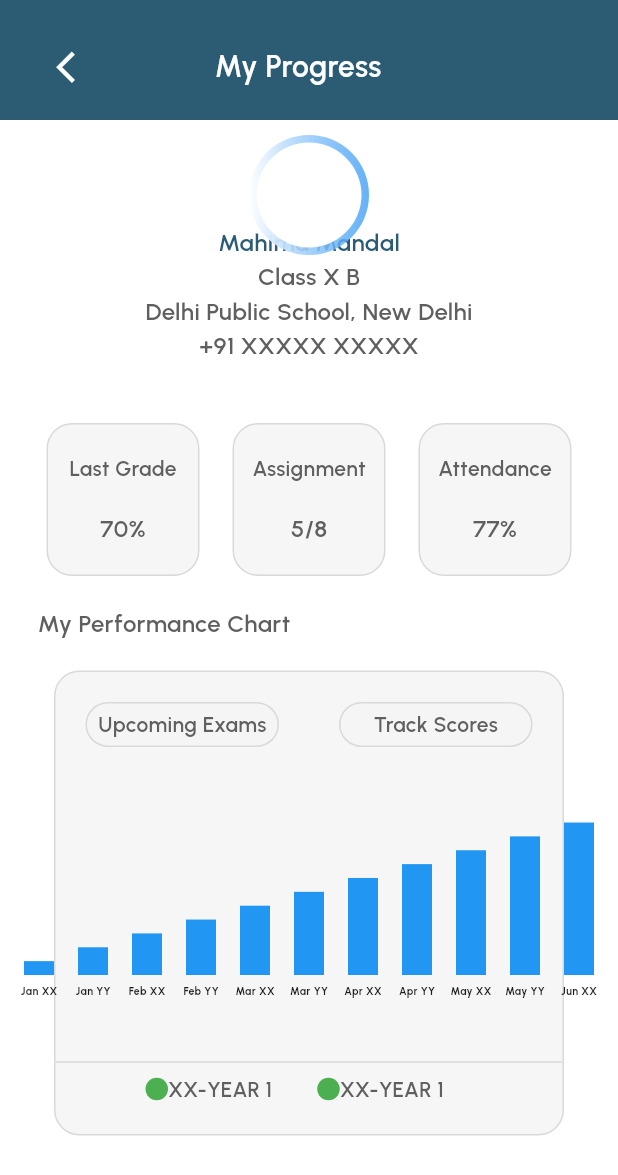
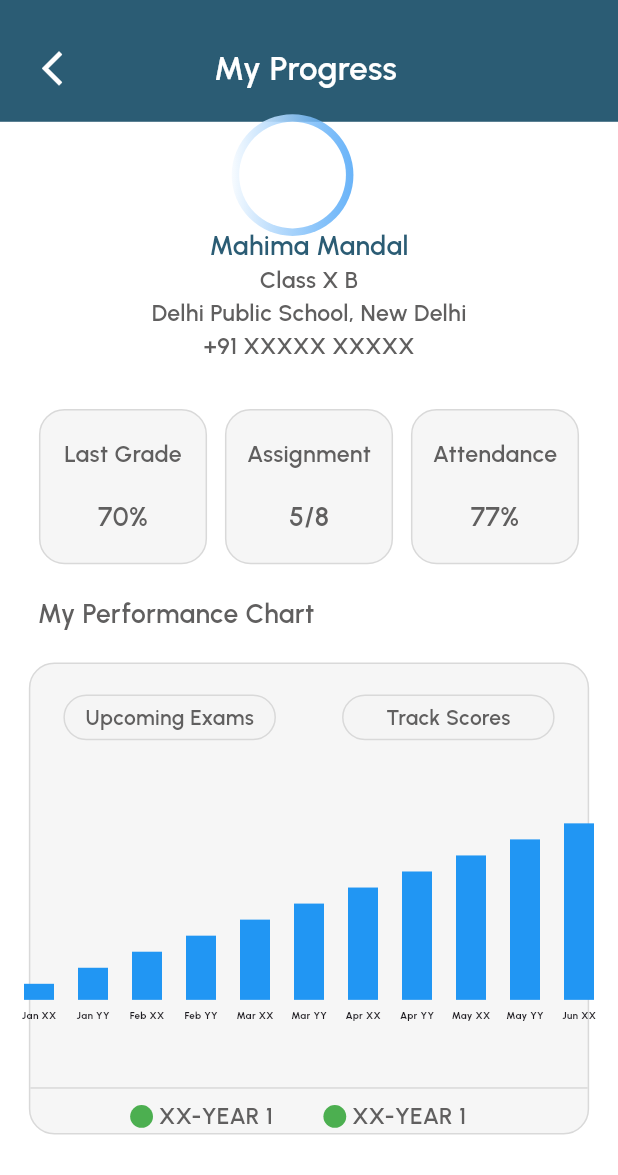
Before and after one commit to SaloniNaik15/uthix_app, a Flutter app: the ProgressTracking screen opened directly, on a phone screen of 412 x 824 dp. Shown: the top 1175 px of the screen. Run offline on Flutter 3.47's test engine with Material 3 defaults, Android fonts, the phone set to English and light mode, and no system bars; drawn by our look-alikes of fl_chart; our stand-ins replace cached_network_image, dio, file_picker, flutter_image_compress, flutter_screenutil, flutter_spinkit and 4 more; missing offline and left inert: razorpay_flutter; accounts and stored records are empty; network calls fail.

Commit message:
UI Changes

```diff
--- a/lib/view/Student_Pages/Buy_Books/Coupons.dart
+++ b/lib/view/Student_Pages/Buy_Books/Coupons.dart
@@ -126,7 +126,7 @@ class _CouponsScreenState extends State<CouponsScreen> {
                         });
                       },
                       child: Container(
-                        margin: EdgeInsets.symmetric(horizontal: 5.w),
+                        margin: EdgeInsets.symmetric(horizontal: 5),
                         padding: EdgeInsets.symmetric(
                             horizontal: 30.w, vertical: 8.h),
                         decoration: BoxDecoration(
--- a/lib/view/Student_Pages/HomePages/HomePage.dart
+++ b/lib/view/Student_Pages/HomePages/HomePage.dart
@@ -3,6 +3,7 @@
 import 'dart:developer';
 
 import 'package:flutter/material.dart';
+import 'package:flutter_screenutil/flutter_screenutil.dart';
 import 'package:google_fonts/google_fonts.dart';
 import 'package:shared_preferences/shared_preferences.dart';
 import 'package:uthix_app/UpcomingPage.dart';
@@ -182,7 +183,7 @@ class _HomePagesState extends State<HomePages> {
             ),
           ),
           Positioned.fill(
-            top: 100,
+            top: 50.h,
             child: Align(
               alignment: Alignment.topCenter,
               child: Padding(
--- a/lib/view/Student_Pages/Progress/progress_tracking.dart
+++ b/lib/view/Student_Pages/Progress/progress_tracking.dart
@@ -2,6 +2,7 @@
 
 import 'package:fl_chart/fl_chart.dart';
 import 'package:flutter/material.dart';
+import 'package:flutter_screenutil/flutter_screenutil.dart';
 import 'package:google_fonts/google_fonts.dart';
 
 class ProgressTracking extends StatefulWidget {
@@ -14,8 +15,8 @@ class ProgressTracking extends StatefulWidget {
 class _ProgressTrackingState extends State<ProgressTracking> {
   Widget _buildCategoryContainer(String title) {
     return Container(
-      height: 30,
-      width: 129,
+      height: 30.h,
+      width: 129.w,
       decoration: BoxDecoration(
         color: Color.fromRGBO(245, 245, 245, 1),
         border: Border.all(color: Color.fromRGBO(217, 217, 217, 1)),
@@ -58,44 +59,48 @@ class _ProgressTrackingState extends State<ProgressTracking> {
         Scaffold(
           backgroundColor: Colors.white,
           appBar: PreferredSize(
-            preferredSize: const Size.fromHeight(80), // Custom AppBar height
+            preferredSize:  Size.fromHeight(80.h), // Custom AppBar height
             child: AppBar(
               backgroundColor: const Color.fromRGBO(43, 92, 116, 1),
               elevation: 0, // Removes shadow
 
               automaticallyImplyLeading: false, // Removes default back arrow
               flexibleSpace: Padding(
-                padding: const EdgeInsets.only(
-                    top: 10, left: 20, right: 30), // Adjust for top alignment
+                padding:  EdgeInsets.only(
+                    top: 10.h, left: 10.w, right: 10.w), // Adjust for top alignment
                 child: Row(
+                  mainAxisAlignment: MainAxisAlignment.spaceBetween,
                   children: [
-                    Center(
-                      child: IconButton(
-                        icon: const Icon(
+                    IconButton(
+                      icon: Icon(
                         Icons.arrow_back_ios_outlined,
-                          size: 25,
+                        size: 25.sp,
                         color: Colors.white,
                       ),
                       onPressed: () {
                         Navigator.pop(context);
                       },
                     ),
-                    ),
-                    const SizedBox(width: 75),
-                    Text(
+                    Expanded(
+                      child: Center(
+                        child: Text(
                           "My Progress",
                           style: GoogleFonts.urbanist(
-                        fontSize: 20,
+                            fontSize: 20.sp,
                             fontWeight: FontWeight.w600,
                             color: Colors.white,
                           ),
                         ),
+                      ),
+                    ),
+                    SizedBox(width: 48.w), // width matches IconButton width
                   ],
                 ),
               ),
             ),
           ),
-          body: Stack(
+          body: SingleChildScrollView(
+            child: Stack(
               clipBehavior: Clip.none,
               children: [
                 Column(
@@ -106,7 +111,7 @@ class _ProgressTrackingState extends State<ProgressTracking> {
                     Text(
                       "Mahima Mandal",
                       style: GoogleFonts.urbanist(
-                      fontSize: 16,
+                        fontSize: 16.sp,
                         fontWeight: FontWeight.w600,
                         color: const Color.fromRGBO(43, 92, 116, 1),
                       ),
@@ -114,7 +119,7 @@ class _ProgressTrackingState extends State<ProgressTracking> {
                     Text(
                       "Class X B",
                       style: GoogleFonts.urbanist(
-                      fontSize: 16,
+                        fontSize: 14.sp,
                         fontWeight: FontWeight.w600,
                         color: const Color.fromRGBO(96, 95, 95, 1),
                       ),
@@ -122,7 +127,7 @@ class _ProgressTrackingState extends State<ProgressTracking> {
                     Text(
                       "Delhi Public School, New Delhi",
                       style: GoogleFonts.urbanist(
-                      fontSize: 16,
+                        fontSize: 14.sp,
                         fontWeight: FontWeight.w600,
                         color: const Color.fromRGBO(96, 95, 95, 1),
                       ),
@@ -130,13 +135,13 @@ class _ProgressTrackingState extends State<ProgressTracking> {
                     Text(
                       "+91 XXXXX XXXXX",
                       style: GoogleFonts.urbanist(
-                      fontSize: 16,
+                        fontSize: 14.sp,
                         fontWeight: FontWeight.w600,
                         color: const Color.fromRGBO(96, 95, 95, 1),
                       ),
                     ),
-                  const SizedBox(
-                    height: 40,
+                     SizedBox(
+                      height: 30.h,
                     ),
                     Padding(
                       padding: const EdgeInsets.only(left: 20, right: 20),
@@ -144,8 +149,8 @@ class _ProgressTrackingState extends State<ProgressTracking> {
                         mainAxisAlignment: MainAxisAlignment.spaceAround,
                         children: [
                           Container(
-                          height: 102,
-                          width: 102,
+                            height: 102.h,
+                            width: 102.w,
                             decoration: BoxDecoration(
                               color: Color.fromRGBO(246, 246, 246, 1),
                               border: Border.all(
@@ -159,7 +164,7 @@ class _ProgressTrackingState extends State<ProgressTracking> {
                                 Text(
                                   "Last Grade",
                                   style: GoogleFonts.urbanist(
-                                  fontSize: 14,
+                                    fontSize: 14.sp,
                                     fontWeight: FontWeight.w600,
                                     color: const Color.fromRGBO(96, 95, 95, 1),
                                   ),
@@ -167,7 +172,7 @@ class _ProgressTrackingState extends State<ProgressTracking> {
                                 Text(
                                   "70%",
                                   style: GoogleFonts.urbanist(
-                                  fontSize: 16,
+                                    fontSize: 16.sp,
                                     fontWeight: FontWeight.w600,
                                     color: const Color.fromRGBO(96, 95, 95, 1),
                                   ),
@@ -176,8 +181,8 @@ class _ProgressTrackingState extends State<ProgressTracking> {
                             ),
                           ),
                           Container(
-                          height: 102,
-                          width: 102,
+                            height: 102.h,
+                            width: 102.w,
                             decoration: BoxDecoration(
                               color: Color.fromRGBO(246, 246, 246, 1),
                               border: Border.all(
@@ -191,7 +196,7 @@ class _ProgressTrackingState extends State<ProgressTracking> {
                                 Text(
                                   "Assignment",
                                   style: GoogleFonts.urbanist(
-                                  fontSize: 14,
+                                    fontSize: 14.sp,
                                     fontWeight: FontWeight.w600,
                                     color: const Color.fromRGBO(96, 95, 95, 1),
                                   ),
@@ -199,7 +204,7 @@ class _ProgressTrackingState extends State<ProgressTracking> {
                                 Text(
                                   "5/8",
                                   style: GoogleFonts.urbanist(
-                                  fontSize: 16,
+                                    fontSize: 16.sp,
                                     fontWeight: FontWeight.w600,
                                     color: const Color.fromRGBO(96, 95, 95, 1),
                                   ),
@@ -208,8 +213,8 @@ class _ProgressTrackingState extends State<ProgressTracking> {
                             ),
                           ),
                           Container(
-                          height: 102,
-                          width: 102,
+                            height: 102.h,
+                            width: 102.w,
                             decoration: BoxDecoration(
                               color: Color.fromRGBO(246, 246, 246, 1),
                               border: Border.all(
@@ -223,7 +228,7 @@ class _ProgressTrackingState extends State<ProgressTracking> {
                                 Text(
                                   "Attendance",
                                   style: GoogleFonts.urbanist(
-                                  fontSize: 14,
+                                    fontSize: 14.sp,
                                     fontWeight: FontWeight.w600,
                                     color: const Color.fromRGBO(96, 95, 95, 1),
                                   ),
@@ -231,7 +236,7 @@ class _ProgressTrackingState extends State<ProgressTracking> {
                                 Text(
                                   "77%",
                                   style: GoogleFonts.urbanist(
-                                  fontSize: 16,
+                                    fontSize: 16.sp,
                                     fontWeight: FontWeight.w600,
                                     color: const Color.fromRGBO(96, 95, 95, 1),
                                   ),
@@ -242,8 +247,8 @@ class _ProgressTrackingState extends State<ProgressTracking> {
                         ],
                       ),
                     ),
-                  const SizedBox(
-                    height: 20,
+                     SizedBox(
+                      height: 20.h,
                     ),
                     Padding(
                       padding: const EdgeInsets.only(left: 25),
@@ -252,19 +257,19 @@ class _ProgressTrackingState extends State<ProgressTracking> {
                         child: Text(
                           "My Performance Chart",
                           style: GoogleFonts.urbanist(
-                          fontSize: 16,
+                            fontSize: 16.sp,
                             fontWeight: FontWeight.w600,
                             color: const Color.fromRGBO(96, 95, 95, 1),
                           ),
                         ),
                       ),
                     ),
-                  const SizedBox(
-                    height: 20,
+                     SizedBox(
+                      height: 20.h,
                     ),
                     Container(
-                    height: 310,
-                    width: 340,
+                      height: 310.h,
+                      width: 340.w,
                       decoration: BoxDecoration(
                         color: Color.fromRGBO(246, 246, 246, 1),
                         border: Border.all(
@@ -274,7 +279,7 @@ class _ProgressTrackingState extends State<ProgressTracking> {
                       ),
                       child: Column(
                         children: [
-                        const SizedBox(height: 20),
+                           SizedBox(height: 20.h),
                           Row(
                             mainAxisAlignment: MainAxisAlignment.spaceAround,
                             children: [
@@ -282,10 +287,10 @@ class _ProgressTrackingState extends State<ProgressTracking> {
                               _buildCategoryContainer("Track Scores"),
                             ],
                           ),
-                        const SizedBox(height: 20),
+                           SizedBox(height: 20.h),
                           Expanded(
                             child: Padding(
-                            padding: const EdgeInsets.symmetric(horizontal: 10),
+                              padding:  EdgeInsets.symmetric(horizontal: 10.h),
                               child: BarChart(
                                 BarChartData(
                                   alignment: BarChartAlignment.center,
@@ -337,13 +342,13 @@ class _ProgressTrackingState extends State<ProgressTracking> {
                                             child: Text(
                                               labels[value.toInt()],
                                               style: GoogleFonts.urbanist(
-                                                fontSize: 7,
+                                                  fontSize: 6.sp,
                                                   fontWeight: FontWeight.w700),
                                             ),
                                           );
                                         },
                                         reservedSize:
-                                          50, // Adjust space for bottom labels
+                                            50.h, // Adjust space for bottom labels
                                       ),
                                     ),
                                   ),
@@ -361,49 +366,48 @@ class _ProgressTrackingState extends State<ProgressTracking> {
                           ),
                           Row(
                             children: [
-                            const SizedBox(
-                              width: 60,
+                               SizedBox(
+                                width: 60.w,
                               ),
                               Container(
-                              height: 15,
-                              width: 15,
+                                height: 15.h,
+                                width: 15.w,
                                 decoration: BoxDecoration(
                                   shape: BoxShape.circle,
                                   color: Colors.green,
                                 ),
                               ),
+                              SizedBox(width: 3.w,),
                               Text(
                                 "XX-YEAR 1",
                                 style: GoogleFonts.urbanist(
-                                fontSize: 14,
+                                  fontSize: 14.sp,
                                   fontWeight: FontWeight.w600,
                                   color: const Color.fromRGBO(96, 95, 95, 1),
                                 ),
                               ),
-                            const SizedBox(
-                              width: 30,
+                               SizedBox(
+                                width: 30.w,
                               ),
                               Container(
-                              height: 15,
-                              width: 15,
+                                height: 15.h,
+                                width: 15.w,
                                 decoration: BoxDecoration(
                                   shape: BoxShape.circle,
                                   color: Colors.green,
                                 ),
                               ),
+                              SizedBox(width: 3.w,),
                               Text(
                                 "XX-YEAR 1",
                                 style: GoogleFonts.urbanist(
-                                fontSize: 14,
+                                  fontSize: 14.sp,
                                   fontWeight: FontWeight.w600,
                                   color: const Color.fromRGBO(96, 95, 95, 1),
                                 ),
                               )
                             ],
                           ),
-                        const SizedBox(
-                          height: 20,
-                        )
                         ],
                       ),
                     ),
@@ -412,12 +416,13 @@ class _ProgressTrackingState extends State<ProgressTracking> {
               ],
             ),
           ),
+        ),
         Positioned(
-          top: 90,
-          left: (MediaQuery.of(context).size.width - 80) / 2,
+          top: 75.h,
+          left: (MediaQuery.of(context).size.width - 80) / 2.w,
           child: Container(
-            width: 80,
-            height: 80,
+            width: 80.w,
+            height: 80.h,
             decoration: const BoxDecoration(
               shape: BoxShape.circle,
               gradient: LinearGradient(
--- a/lib/view/homeRegistration/mailIdPage.dart
+++ b/lib/view/homeRegistration/mailIdPage.dart
@@ -88,6 +88,7 @@ class _MailidpageState extends State<Mailidpage> {
   @override
   Widget build(BuildContext context) {
     return Scaffold(
+      backgroundColor: Colors.white,
       resizeToAvoidBottomInset: true,
       body: Stack(
         children: [
--- a/lib/view/login/email_id.dart
+++ b/lib/view/login/email_id.dart
@@ -95,6 +95,7 @@ class _EmailIdState extends State<EmailId> {
   @override
   Widget build(BuildContext context) {
     return Scaffold(
+      backgroundColor: Colors.white,
       body: SafeArea(
         child: Stack(
           children: [
```
Also changed, not shown: lib/view/Student_Pages/Attendance/attendance.dart (+25 -24 lines), lib/view/Student_Pages/Calendar/calendar.dart (+13 -9 lines), lib/view/Student_Pages/Files/files.dart (+22 -14 lines), lib/view/login/main_combine.dart (+7 -15 lines), pubspec.lock, 125 other files. Lines whose indentation alone changed are shown as unchanged.
